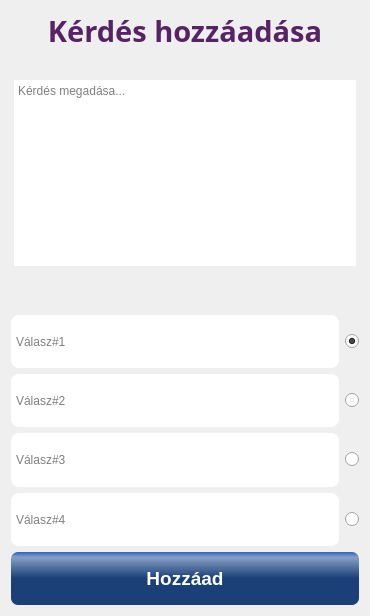
First picture: the form in qtserver/kerdesHozzaadasa.ui, repository p-anna9603/fancy_nev, before the edit.
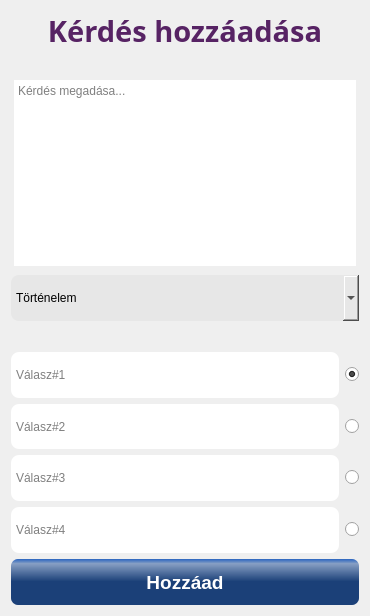
Second picture: the form after the edit. Icons and pictures are not drawn.

Commit message: Legördülő lista kérdések témaköréhez

What changed in the file:
```diff
--- a/qtserver/kerdesHozzaadasa.ui
+++ b/qtserver/kerdesHozzaadasa.ui
@@ -114,18 +114,66 @@
      </property>
     </widget>
    </item>
+   <item>
+    <widget class="QComboBox" name="comboBox">
+     <property name="sizePolicy">
+      <sizepolicy hsizetype="Expanding" vsizetype="Expanding">
+       <horstretch>0</horstretch>
+       <verstretch>0</verstretch>
+      </sizepolicy>
+     </property>
+     <property name="minimumSize">
+      <size>
+       <width>327</width>
+       <height>35</height>
+      </size>
+     </property>
+     <property name="styleSheet">
+      <string notr="true">QComboBox{
+font: 75 14pt &quot;MS Shell Dlg 2&quot;;
+	background-color: rgb(231, 231, 231);
+padding: 3px;
+border-radius: 8px;
+}</string>
+     </property>
+     <property name="editable">
+      <bool>true</bool>
+     </property>
+     <property name="currentText">
+      <string>Témakör kiválasztása</string>
+     </property>
+     <property name="maxCount">
+      <number>2147483646</number>
+     </property>
+     <item>
+      <property name="text">
+       <string>Történelem</string>
+      </property>
+     </item>
+     <item>
+      <property name="text">
+       <string>Magyar nyelv és irodalom</string>
+      </property>
+     </item>
+     <item>
+      <property name="text">
+       <string>Matematika</string>
+      </property>
+     </item>
+    </widget>
+   </item>
    <item>
     <spacer name="verticalSpacer">
      <property name="orientation">
       <enum>Qt::Vertical</enum>
      </property>
      <property name="sizeType">
-      <enum>QSizePolicy::Preferred</enum>
+      <enum>QSizePolicy::Fixed</enum>
      </property>
      <property name="sizeHint" stdset="0">
       <size>
        <width>20</width>
-       <height>40</height>
+       <height>25</height>
       </size>
      </property>
     </spacer>
```
